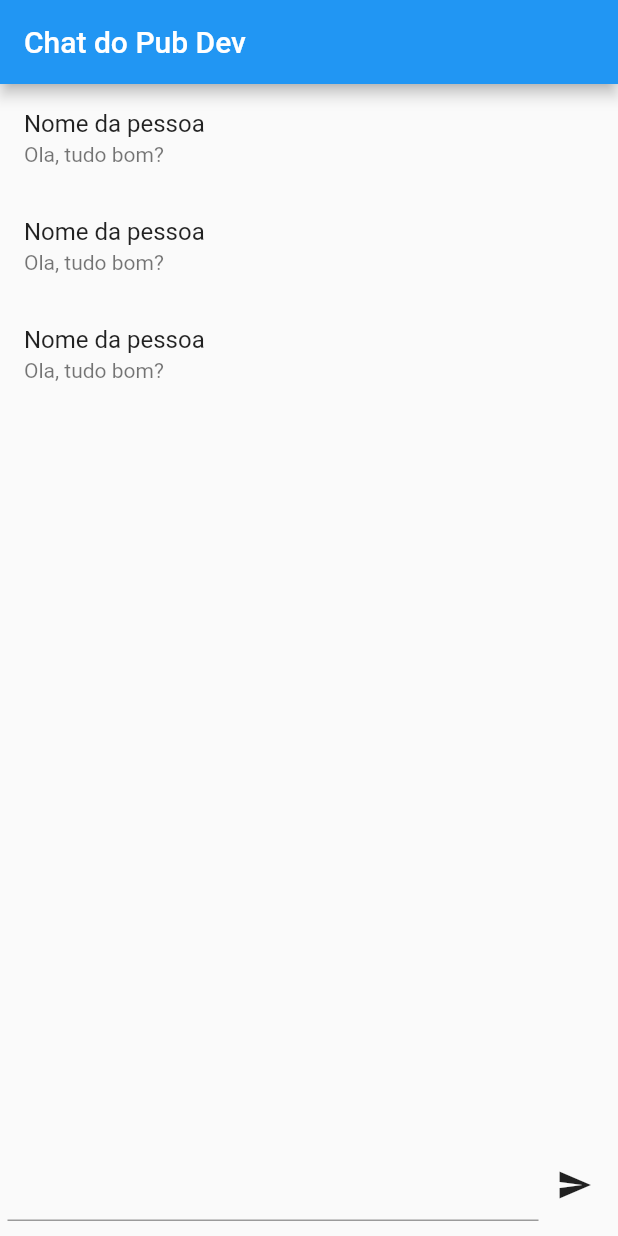
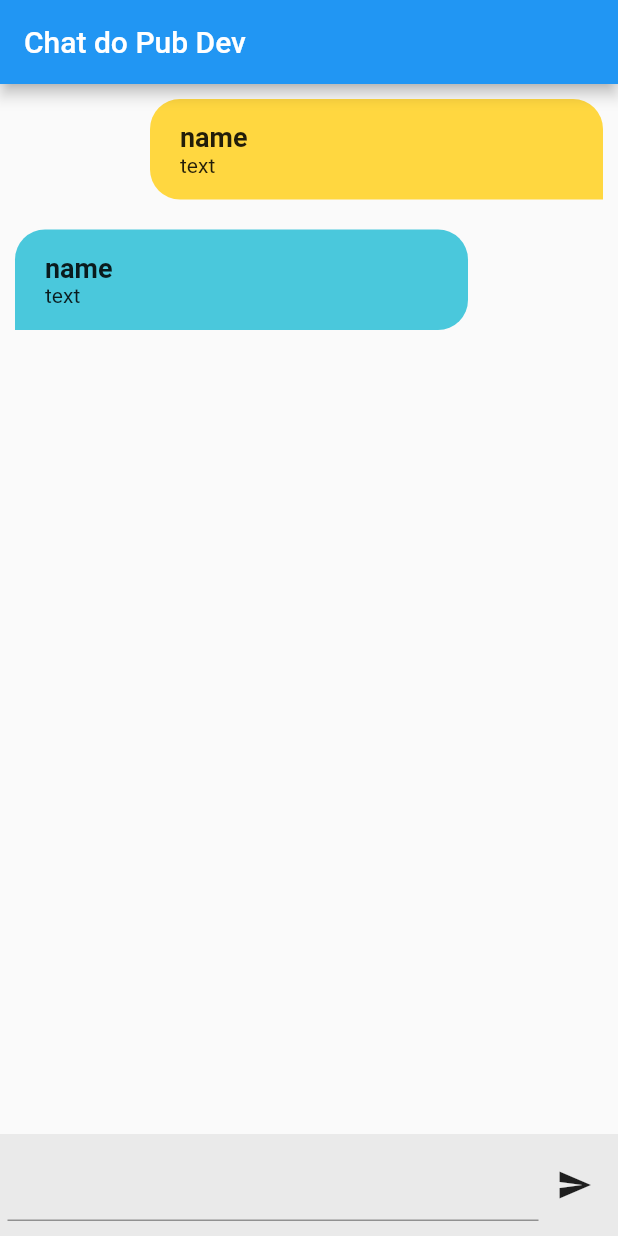
Before and after one commit to Pub-Dev/Lesson-Flutter-WebSocket, a Flutter app: the screen it shows after launch, on a phone screen of 412 x 824 dp. Run offline on Flutter 3.47's test engine with Material 2 defaults, Android fonts, the phone set to English and light mode, and no system bars.

Commit message:
feat: created the list of messages layout

```diff
--- /dev/null
+++ b/lib/components/input_message.dart
@@ -0,0 +1,45 @@
+import 'package:flutter/material.dart';
+
+class InputMessage extends StatefulWidget {
+  const InputMessage({
+    Key? key,
+    required this.onSendMessage,
+  }) : super(key: key);
+
+  final void Function(String) onSendMessage;
+
+  @override
+  State<InputMessage> createState() => _InputMessageState();
+}
+
+class _InputMessageState extends State<InputMessage> {
+  String _message = '';
+
+  @override
+  Widget build(BuildContext context) {
+    return Container(
+      color: const Color.fromARGB(255, 234, 234, 234),
+      padding: const EdgeInsets.symmetric(
+        vertical: 10,
+        horizontal: 5,
+      ),
+      child: Row(
+        children: [
+          Expanded(
+            child: TextField(
+              maxLines: 1,
+              onChanged: (message) {
+                _message = message;
+              },
+              onSubmitted: (message) => widget.onSendMessage(message),
+            ),
+          ),
+          IconButton(
+            onPressed: () => widget.onSendMessage(_message),
+            icon: const Icon(Icons.send),
+          ),
+        ],
+      ),
+    );
+  }
+}
--- /dev/null
+++ b/lib/components/list_message.dart
@@ -0,0 +1,35 @@
+import 'package:flutter/material.dart';
+import 'package:lesson_flutter_websocket/entities/message_entity.dart';
+
+import 'message_from.dart';
+import 'message_to.dart';
+
+class ListMessageView extends StatelessWidget {
+  const ListMessageView({
+    Key? key,
+    required this.messages,
+  }) : super(key: key);
+
+  final List<Message> messages;
+
+  @override
+  Widget build(BuildContext context) {
+    return ListView.builder(
+      itemCount: messages.length,
+      itemBuilder: (context, index) {
+        final message = messages[index];
+
+        if (message.direction == MessageDirection.from) {
+          return MessageFrom(
+            name: message.name,
+            message: message.text,
+          );
+        }
+        return MessageTo(
+          name: message.name,
+          message: message.text,
+        );
+      },
+    );
+  }
+}
--- /dev/null
+++ b/lib/components/message.dart
@@ -0,0 +1,73 @@
+import 'package:flutter/material.dart';
+
+import '../entities/message_entity.dart';
+
+class MessageWidget extends StatelessWidget {
+  const MessageWidget({
+    Key? key,
+    required this.name,
+    required this.message,
+    this.direction = MessageDirection.from,
+  }) : super(key: key);
+
+  final String name;
+  final String message;
+  final MessageDirection direction;
+
+  @override
+  Widget build(BuildContext context) {
+    return _MessageContainer(
+      messageDirection: direction,
+      child: Column(
+        mainAxisAlignment: MainAxisAlignment.start,
+        crossAxisAlignment: CrossAxisAlignment.start,
+        children: [
+          Text(
+            name,
+            style: const TextStyle(
+              fontWeight: FontWeight.bold,
+              fontSize: 18,
+            ),
+          ),
+          Text(
+            message,
+            style: const TextStyle(fontSize: 14),
+          ),
+        ],
+      ),
+    );
+  }
+}
+
+class _MessageContainer extends Container {
+  _MessageContainer({
+    required Widget child,
+    required MessageDirection messageDirection,
+  }) : super(
+          child: child,
+          decoration: messageDirection == MessageDirection.from
+              ? const BoxDecoration(
+                  color: Colors.amberAccent,
+                  borderRadius: BorderRadius.only(
+                    bottomLeft: Radius.circular(20),
+                    topLeft: Radius.circular(20),
+                    topRight: Radius.circular(20),
+                  ),
+                )
+              : const BoxDecoration(
+                  color: Color.fromARGB(255, 74, 200, 220),
+                  borderRadius: BorderRadius.only(
+                    bottomRight: Radius.circular(20),
+                    topLeft: Radius.circular(20),
+                    topRight: Radius.circular(20),
+                  ),
+                ),
+          margin: messageDirection == MessageDirection.from
+              ? const EdgeInsets.fromLTRB(100, 10, 10, 10)
+              : const EdgeInsets.fromLTRB(10, 10, 100, 10),
+          padding: const EdgeInsets.symmetric(
+            horizontal: 20,
+            vertical: 15,
+          ),
+        );
+}
--- /dev/null
+++ b/lib/components/message_from.dart
@@ -0,0 +1,24 @@
+import 'package:flutter/material.dart';
+import 'package:lesson_flutter_websocket/components/message.dart';
+
+import '../entities/message_entity.dart';
+
+class MessageFrom extends StatelessWidget {
+  const MessageFrom({
+    Key? key,
+    required this.name,
+    required this.message,
+  }) : super(key: key);
+
+  final String name;
+  final String message;
+
+  @override
+  Widget build(BuildContext context) {
+    return MessageWidget(
+      name: name,
+      message: message,
+      direction: MessageDirection.from,
+    );
+  }
+}
--- /dev/null
+++ b/lib/components/message_to.dart
@@ -0,0 +1,24 @@
+import 'package:flutter/material.dart';
+import 'package:lesson_flutter_websocket/components/message.dart';
+
+import '../entities/message_entity.dart';
+
+class MessageTo extends StatelessWidget {
+  const MessageTo({
+    Key? key,
+    required this.name,
+    required this.message,
+  }) : super(key: key);
+
+  final String name;
+  final String message;
+
+  @override
+  Widget build(BuildContext context) {
+    return MessageWidget(
+      name: name,
+      message: message,
+      direction: MessageDirection.to,
+    );
+  }
+}
--- /dev/null
+++ b/lib/entities/message_entity.dart
@@ -0,0 +1,16 @@
+class Message {
+  Message({
+    required this.name,
+    required this.text,
+    required this.direction,
+  });
+
+  final String name;
+  final String text;
+  final MessageDirection direction;
+}
+
+enum MessageDirection {
+  from,
+  to,
+}
--- a/lib/main.dart
+++ b/lib/main.dart
@@ -1,5 +1,5 @@
 import 'package:flutter/material.dart';
-import 'package:lesson_flutter_websocket/pages/chat_page.dart';
+import 'package:lesson_flutter_websocket/pages/chat/chat_page.dart';
 
 void main() {
   runApp(const ChatApp());
--- /dev/null
+++ b/lib/pages/chat/chat_page.dart
@@ -0,0 +1,40 @@
+import 'package:flutter/material.dart';
+import 'package:lesson_flutter_websocket/components/input_message.dart';
+import 'package:lesson_flutter_websocket/components/list_message.dart';
+import 'package:lesson_flutter_websocket/entities/message_entity.dart';
+
+class ChatPage extends StatelessWidget {
+  const ChatPage({Key? key}) : super(key: key);
+
+  @override
+  Widget build(BuildContext context) {
+    return Scaffold(
+      appBar: AppBar(
+        title: const Text('Chat do Pub Dev'),
+      ),
+      body: Column(
+        children: [
+          Expanded(
+            child: ListMessageView(
+              messages: [
+                Message(
+                  name: 'name',
+                  text: 'text',
+                  direction: MessageDirection.from,
+                ),
+                Message(
+                  name: 'name',
+                  text: 'text',
+                  direction: MessageDirection.to,
+                ),
+              ],
+            ),
+          ),
+          InputMessage(
+            onSendMessage: (message) {},
+          ),
+        ],
+      ),
+    );
+  }
+}
--- a/lib/pages/chat_page.dart
+++ /dev/null
@@ -1,55 +0,0 @@
-import 'package:flutter/material.dart';
-
-class ChatPage extends StatelessWidget {
-  const ChatPage({Key? key}) : super(key: key);
-
-  @override
-  Widget build(BuildContext context) {
-    return Scaffold(
-      appBar: AppBar(
-        title: const Text('Chat do Pub Dev'),
-      ),
-      body: Column(
-        children: [
-          Expanded(
-            child: ListView(
-              children: const [
-                ListTile(
-                  title: Text('Nome da pessoa'),
-                  subtitle: Text('Ola, tudo bom?'),
-                ),
-                ListTile(
-                  title: Text('Nome da pessoa'),
-                  subtitle: Text('Ola, tudo bom?'),
-                ),
-                ListTile(
-                  title: Text('Nome da pessoa'),
-                  subtitle: Text('Ola, tudo bom?'),
-                ),
-              ],
-            ),
-          ),
-          Padding(
-            padding: const EdgeInsets.symmetric(
-              vertical: 10,
-              horizontal: 5,
-            ),
-            child: Row(
-              children: [
-                const Expanded(
-                  child: TextField(
-                    maxLines: 1,
-                  ),
-                ),
-                IconButton(
-                  onPressed: () {},
-                  icon: const Icon(Icons.send),
-                ),
-              ],
-            ),
-          )
-        ],
-      ),
-    );
-  }
-}
```
